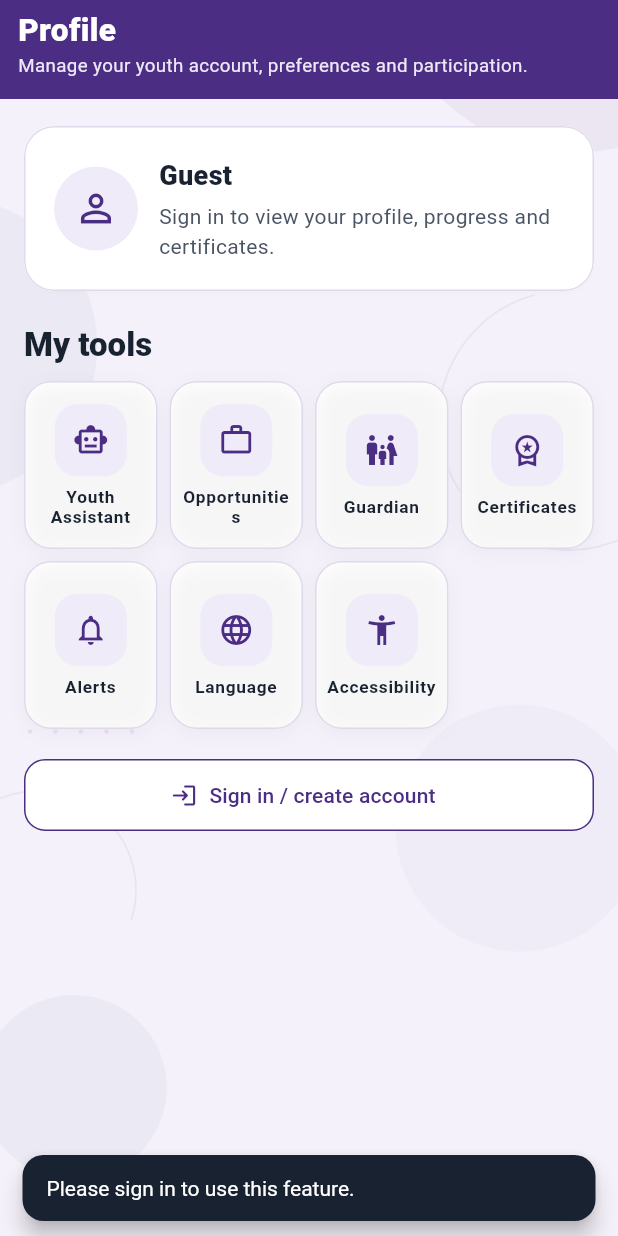
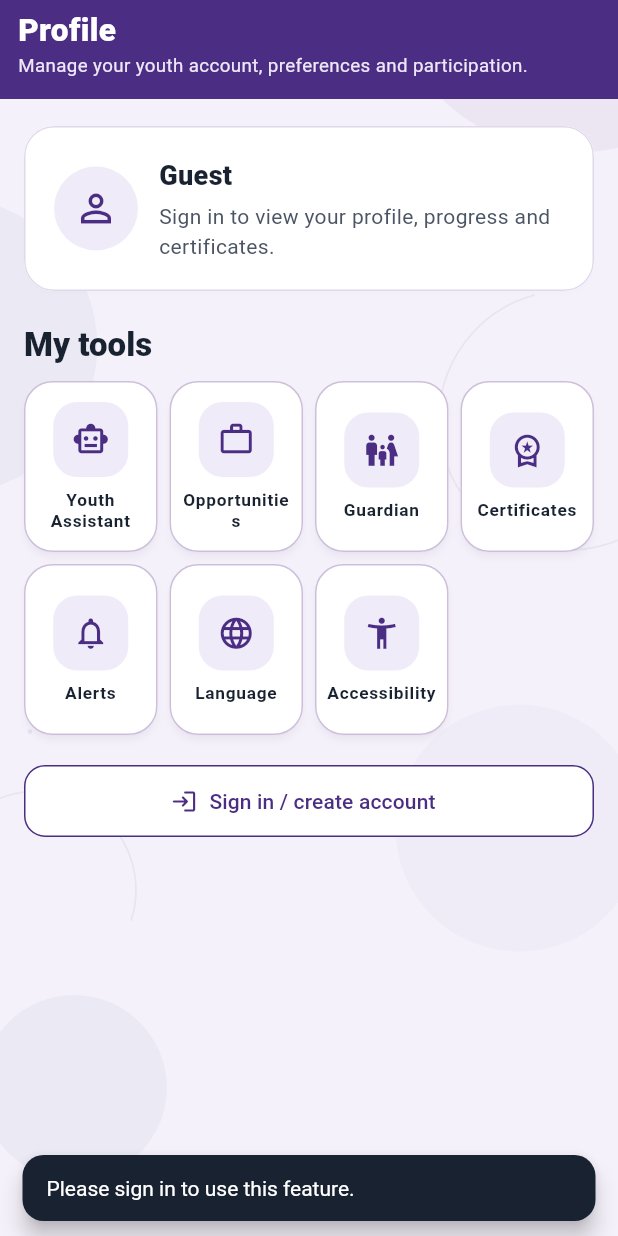
Before and after one commit to Engwaksken/cou-youth-flutter, a Flutter app: the ProfileScreen screen opened directly with empty values, after a tap on "Guardian", on a phone screen of 412 x 824 dp. Run offline on Flutter 3.47's test engine with Material 3 defaults, Android fonts, the phone set to English and light mode, and no system bars; our stand-ins replace firebase_core, firebase_messaging, flutter_secure_storage; accounts and stored records are empty; network calls fail.

Commit message:
Improve quick access card definition

```diff
--- a/lib/widgets/youth_app_icon.dart
+++ b/lib/widgets/youth_app_icon.dart
@@ -20,30 +20,25 @@ class YouthAppIcon extends StatelessWidget {
   Widget build(BuildContext context) {
     final textScale = MediaQuery.textScalerOf(context).scale(1);
     final compact = textScale > 1.30;
-    final iconExtent = compact ? 44.0 : 48.0;
-    final iconSize = compact ? 22.0 : 24.0;
+    final iconExtent = compact ? 44.0 : 50.0;
+    final iconSize = compact ? 22.0 : 25.0;
 
     return Semantics(
       button: true,
       label: semanticLabel ?? label,
       child: Material(
         color: Colors.white,
-        borderRadius: BorderRadius.circular(18),
+        elevation: 2,
+        shadowColor: AppColors.primary.withValues(alpha: .10),
+        borderRadius: BorderRadius.circular(19),
         child: InkWell(
           onTap: onTap,
-          borderRadius: BorderRadius.circular(18),
+          borderRadius: BorderRadius.circular(19),
           child: Container(
-            padding: const EdgeInsets.symmetric(horizontal: 5, vertical: 10),
+            padding: const EdgeInsets.symmetric(horizontal: 6, vertical: 11),
             decoration: BoxDecoration(
-              borderRadius: BorderRadius.circular(18),
-              border: Border.all(color: AppColors.border),
-              boxShadow: [
-                BoxShadow(
-                  color: Colors.black.withValues(alpha: .035),
-                  blurRadius: 10,
-                  offset: const Offset(0, 3),
-                ),
-              ],
+              borderRadius: BorderRadius.circular(19),
+              border: Border.all(color: AppColors.borderStrong),
             ),
             child: Column(
               mainAxisAlignment: MainAxisAlignment.center,
@@ -56,12 +51,12 @@ class YouthAppIcon extends StatelessWidget {
                   height: iconExtent,
                   alignment: Alignment.center,
                   decoration: BoxDecoration(
-                    borderRadius: BorderRadius.circular(15),
+                    borderRadius: BorderRadius.circular(16),
                     color: AppColors.primaryLight,
                   ),
                   child: Icon(icon, size: iconSize, color: AppColors.primary),
                 ),
-                const SizedBox(height: 7),
+                const SizedBox(height: 8),
                 Flexible(
                   child: Text(
                     label,
@@ -72,7 +67,7 @@ class YouthAppIcon extends StatelessWidget {
                           color: AppColors.textPrimary,
                           fontSize: compact ? 10.5 : 11.5,
                           fontWeight: FontWeight.w700,
-                          height: 1.15,
+                          height: 1.18,
                         ),
                   ),
                 ),
@@ -95,13 +90,13 @@ int youthShortcutColumnCount(BuildContext context) {
 
 double youthShortcutTileHeight(BuildContext context) {
   final textScale = MediaQuery.textScalerOf(context).scale(1);
-  return (112 + ((textScale - 1).clamp(0, 2) * 50)).clamp(112, 196).toDouble();
+  return (114 + ((textScale - 1).clamp(0, 2) * 50)).clamp(114, 198).toDouble();
 }
 
 SliverGridDelegateWithFixedCrossAxisCount youthShortcutGridDelegate(
   BuildContext context, {
-  double mainAxisSpacing = 10,
-  double crossAxisSpacing = 10,
+  double mainAxisSpacing = 12,
+  double crossAxisSpacing = 12,
 }) {
   return SliverGridDelegateWithFixedCrossAxisCount(
     crossAxisCount: youthShortcutColumnCount(context),
```
